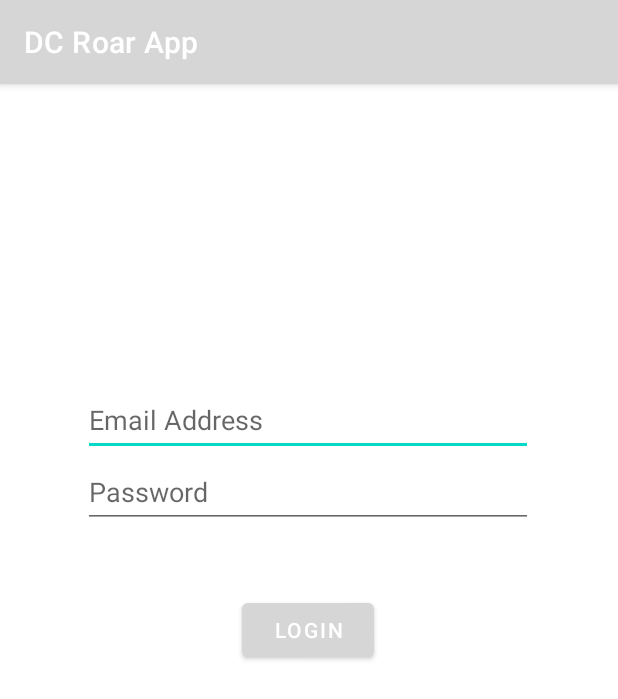
After one commit to kentnexus/DCRoarApp, an Android app: the LoginPage screen opened directly, with no data from a screen before it, on a phone screen of 412 x 824 dp. The commit adds this screen. Shown: the top 699 px of the screen. Run offline under Robolectric (Android 15) with nearby library versions, the phone set to English and light mode, and no system bars; our stand-ins replace Firebase (no records; nobody signed in at launch, a user with empty details on screens opened directly).

Commit message:
Commit 2.0 Firebase Authentication - Registration and Login, and database for users are done. Next: Chats, Courses, Friends, Profile

```diff
--- a/app/src/main/java/com/paszlelab/dcroarapp/Activity/InitialPage.java
+++ b/app/src/main/java/com/paszlelab/dcroarapp/Activity/InitialPage.java
@@ -17,7 +17,10 @@ public class InitialPage extends AppCompatActivity {
     }
 
     public void goToSignUp(View v){
-        Intent intent = new Intent(this,AuthenticationPage.class);
-        startActivity(intent);
+        startActivity(new Intent(this,AuthenticationPage.class));
+    }
+
+    public void goToLogin(View v){
+        startActivity(new Intent(this, LoginPage.class));
     }
 }
--- /dev/null
+++ b/app/src/main/java/com/paszlelab/dcroarapp/Activity/LoginPage.java
@@ -0,0 +1,78 @@
+package com.paszlelab.dcroarapp.Activity;
+
+import androidx.annotation.NonNull;
+import androidx.appcompat.app.AppCompatActivity;
+
+import android.content.Intent;
+import android.os.Bundle;
+import android.view.View;
+import android.widget.Button;
+import android.widget.EditText;
+import android.widget.ProgressBar;
+import android.widget.Toast;
+
+import com.google.android.gms.tasks.OnCompleteListener;
+import com.google.android.gms.tasks.OnFailureListener;
+import com.google.android.gms.tasks.Task;
+import com.google.firebase.auth.AuthResult;
+import com.google.firebase.auth.FirebaseAuth;
+import com.google.firebase.auth.FirebaseUser;
+import com.paszlelab.dcroarapp.R;
+
+public class LoginPage extends AppCompatActivity {
+
+    private EditText etEmail;
+    private EditText etPW;
+    private Button btnLogin;
+    private ProgressBar progressBar;
+
+    FirebaseAuth firebaseAuth;
+    FirebaseUser firebaseUser;
+
+    @Override
+    protected void onCreate(Bundle savedInstanceState) {
+        super.onCreate(savedInstanceState);
+        setContentView(R.layout.activity_login);
+
+        etEmail = findViewById(R.id.editLoginEmail);
+        etPW = findViewById(R.id.editLoginPassword);
+        btnLogin = findViewById(R.id.btnSignIn);
+        progressBar = findViewById(R.id.progressBarLogin);
+        progressBar.setVisibility(View.GONE);
+
+        firebaseAuth = FirebaseAuth.getInstance();
+
+        btnLogin.setOnClickListener(new View.OnClickListener() {
+            @Override
+            public void onClick(View view) {
+                    progressBar.setVisibility(View.VISIBLE);
+                    firebaseAuth.signInWithEmailAndPassword(etEmail.getText().toString(), etPW.getText().toString())
+                            .addOnCompleteListener(new OnCompleteListener<AuthResult>() {
+                                @Override
+                                public void onComplete(@NonNull Task<AuthResult> task) {
+                                    progressBar.setVisibility(View.GONE);
+                                    firebaseUser = firebaseAuth.getCurrentUser();
+
+                                    if(task.isSuccessful() && firebaseUser.isEmailVerified()){
+                                        Toast.makeText(LoginPage.this, "Login successfully.", Toast.LENGTH_LONG).show();
+                                        etEmail.setText("");
+                                        etPW.setText("");
+                                        startActivity(new Intent(LoginPage.this, HomePage.class));
+                                    } else {
+                                        try {
+                                            Toast.makeText(LoginPage.this, task.getException().getMessage(), Toast.LENGTH_LONG).show();
+                                        } catch (Exception e){
+                                            Toast.makeText(LoginPage.this, "Email not verified.", Toast.LENGTH_LONG).show();
+                                        }
+                                    }
+                                }
+                            }).addOnFailureListener(new OnFailureListener() {
+                                @Override
+                                public void onFailure(@NonNull Exception e) {
+                                    Toast.makeText(LoginPage.this, e.getMessage(), Toast.LENGTH_LONG).show();
+                                }
+                            });
+            }
+        });
+    }
+}
--- a/app/src/main/java/com/paszlelab/dcroarapp/Models/Student.java
+++ b/app/src/main/java/com/paszlelab/dcroarapp/Models/Student.java
@@ -1,6 +1,5 @@
 package com.paszlelab.dcroarapp.Models;
 
-import java.io.Serializable;
 import java.util.Date;
 
 public class Student {
@@ -10,10 +9,6 @@ public class Student {
     private String birthday;
     private String gender;
     private String phoneNumber;
-
-    public Student() {
-
-    }
 
     public String getFirstName() {
         return firstName;
--- /dev/null
+++ b/app/src/main/res/layout/activity_login.xml
@@ -0,0 +1,51 @@
+<?xml version="1.0" encoding="utf-8"?>
+<androidx.constraintlayout.widget.ConstraintLayout xmlns:android="http://schemas.android.com/apk/res/android"
+    xmlns:app="http://schemas.android.com/apk/res-auto"
+    xmlns:tools="http://schemas.android.com/tools"
+    android:layout_width="match_parent"
+    android:layout_height="match_parent"
+    tools:context=".Activity.LoginPage"
+    tools:layout_editor_absoluteX="-21dp"
+    tools:layout_editor_absoluteY="0dp">
+
+    <EditText
+        android:id="@+id/editLoginEmail"
+        android:layout_width="300dp"
+        android:layout_height="48dp"
+        android:layout_marginStart="55dp"
+        android:layout_marginTop="200dp"
+        android:ems="10"
+        android:hint="Email Address"
+        android:inputType="textPersonName"
+        app:layout_constraintStart_toStartOf="parent"
+        app:layout_constraintTop_toTopOf="parent" />
+
+    <EditText
+        android:id="@+id/editLoginPassword"
+        android:layout_width="300dp"
+        android:layout_height="48dp"
+        android:ems="10"
+        android:hint="Password"
+        android:inputType="textPassword"
+        app:layout_constraintEnd_toEndOf="@+id/editLoginEmail"
+        app:layout_constraintStart_toStartOf="@+id/editLoginEmail"
+        app:layout_constraintTop_toBottomOf="@+id/editLoginEmail" />
+
+    <Button
+        android:id="@+id/btnSignIn"
+        android:layout_width="wrap_content"
+        android:layout_height="wrap_content"
+        android:layout_marginTop="44dp"
+        android:text="Login"
+        app:layout_constraintEnd_toEndOf="@+id/editLoginPassword"
+        app:layout_constraintStart_toStartOf="@+id/editLoginPassword"
+        app:layout_constraintTop_toBottomOf="@+id/editLoginPassword" />
+
+    <ProgressBar
+        android:id="@+id/progressBarLogin"
+        style="?android:attr/progressBarStyle"
+        android:layout_width="wrap_content"
+        android:layout_height="wrap_content"
+        tools:layout_editor_absoluteX="181dp"
+        tools:layout_editor_absoluteY="427dp" />
+</androidx.constraintlayout.widget.ConstraintLayout>
```
